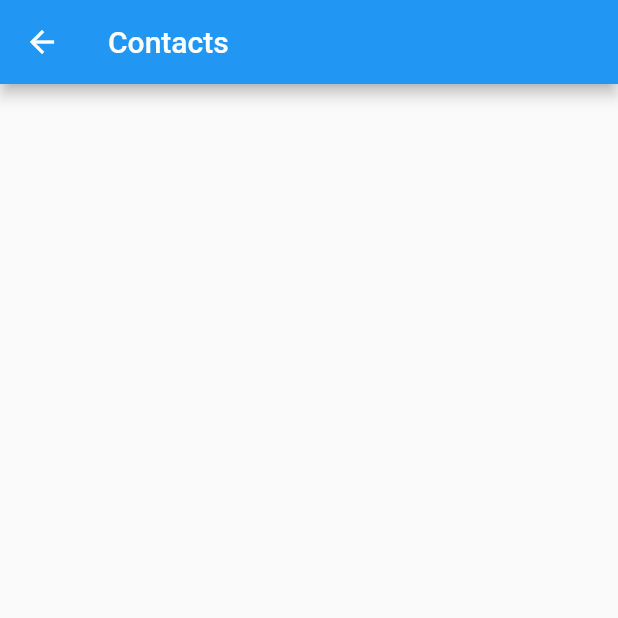
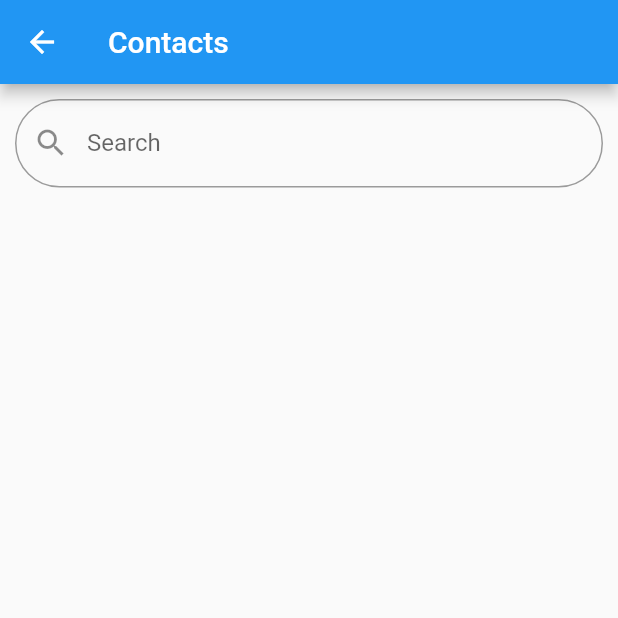
Before and after one commit to Porkyypork/Orbital2020_GoDutch, a Flutter app: the ContactsPage screen opened by its route, on a phone screen of 412 x 824 dp, the top half of it. Run offline on Flutter 3.47's test engine with Material 2 defaults, Android fonts, the phone set to English and light mode, and no system bars; our stand-ins replace cloud_firestore, contacts_service, firebase_auth, flutter_spinkit, google_sign_in, permission_handler; accounts and stored records are empty; network calls fail.

Commit message:
Added search function for contacts

```diff
--- a/lib/screens/authenticate/register.dart
+++ b/lib/screens/authenticate/register.dart
@@ -12,6 +12,7 @@ class Register extends StatefulWidget {
 }
 
 class _RegisterState extends State<Register> {
+
   String name = '';
   String phoneNumber = '';
   String email = '';
--- a/lib/screens/pages/ContactsPage.dart
+++ b/lib/screens/pages/ContactsPage.dart
@@ -6,7 +6,6 @@ import 'package:contacts_service/contacts_service.dart';
 import 'package:provider/provider.dart';
 
 class ContactsPage extends StatefulWidget {
-
   final String groupUID;
 
   ContactsPage({this.groupUID});
@@ -16,43 +15,83 @@ class ContactsPage extends StatefulWidget {
 }
 
 class _ContactsPageState extends State<ContactsPage> {
-
   final String groupUID;
-  Iterable<Contact> _contacts;
+  Iterable<Contact> _contactsAll;
   final Firestore db = Firestore.instance;
-
+  List<Contact> contactsFiltered = [];
+  TextEditingController searchController = new TextEditingController();
 
   _ContactsPageState({this.groupUID});
 
   void initState() {
     getContacts();
     super.initState();
+    searchController.addListener(() {
+      filterContacts();
+    });
   }
 
   Future<void> getContacts() async {
     final Iterable<Contact> contacts = await ContactsService.getContacts();
     setState(() => {
-          _contacts = contacts,
+          _contactsAll = contacts,
         });
+  }
+
+  filterContacts() {
+    List<Contact> _contacts = [];
+    _contacts.addAll(_contactsAll);
+    if (searchController.text.isNotEmpty) {
+      _contacts.retainWhere((contact) {
+        String searchTerm = searchController.text.toLowerCase();
+        String contactName = contact.displayName.toLowerCase();
+        return contactName.contains(searchTerm);
+      });
+      setState(() {
+        contactsFiltered = _contacts;
+      });
+    }
   }
 
   @override
   Widget build(BuildContext context) {
-
     final user = Provider.of<UserDetails>(context);
+    bool isSearching = searchController.text.isNotEmpty;
 
     return Scaffold(
-      appBar: AppBar(title: Text('Contacts'),
+      appBar: AppBar(
+        title: Text('Contacts'),
         actions: <Widget>[
           // doneButton(),
         ],
       ),
-
-      body: _contacts != null
-          ? ListView.builder(
-              itemCount: _contacts?.length ?? 0,
+      body: _contactsAll != null
+          ? Container(
+              padding: EdgeInsets.all(10),
+              child: Column(
+                children: <Widget>[
+                  Container(
+                    child: TextField(
+                      controller: searchController,
+                      decoration: InputDecoration(
+                        labelText: 'Search',
+                        border: new OutlineInputBorder(
+                          borderRadius: BorderRadius.all(Radius.circular(1000)),
+                          borderSide: BorderSide(color: Colors.red),
+                        ),
+                        prefixIcon: Icon(Icons.search),
+                      ),
+                    ),
+                  ),
+                  Expanded(
+                    child: ListView.builder(
+                      itemCount: isSearching
+                          ? contactsFiltered.length
+                          : _contactsAll.length ?? 0,
                       itemBuilder: (BuildContext context, int index) {
-                Contact contact = _contacts?.elementAt(index);
+                        Contact contact = isSearching
+                            ? contactsFiltered[index]
+                            : _contactsAll.elementAt(index);
                         return Dismissible(
                           key: UniqueKey(),
                           background: _addBackground(),
@@ -61,22 +100,29 @@ class _ContactsPageState extends State<ContactsPage> {
                             _addMessage(context, contact.displayName);
                           },
                           child: ListTile(
-                    contentPadding:
-                        const EdgeInsets.symmetric(vertical: 2, horizontal: 18),
-                    leading:
-                        (contact.avatar != null && contact.avatar.isNotEmpty)
+                            contentPadding: const EdgeInsets.symmetric(
+                                vertical: 2, horizontal: 18),
+                            leading: (contact.avatar != null &&
+                                    contact.avatar.isNotEmpty)
                                 ? CircleAvatar(
-                                backgroundImage: MemoryImage(contact.avatar),
+                                    backgroundImage:
+                                        MemoryImage(contact.avatar),
                                   )
                                 : CircleAvatar(
                                     child: Text(contact.initials()),
-                                backgroundColor: Theme.of(context).accentColor,
+                                    backgroundColor:
+                                        Theme.of(context).accentColor,
                                   ),
                             title: Text(contact.displayName ?? ''),
-                    subtitle: Text(contact.phones.first.value.toString()),
+                            subtitle:
+                                Text(contact.phones.first.value.toString()),
                           ),
                         );
                       },
+                    ),
+                  ),
+                ],
+              ),
             )
           : Center(child: Loading()),
     );
@@ -95,10 +141,9 @@ class _ContactsPageState extends State<ContactsPage> {
   Widget doneButton() {
     return FlatButton(
         child: Text('Done'),
-      onPressed : () {
+        onPressed: () {
           // implement function
-      }
-    );
+        });
   }
 
   void _addMessage(context, String contact) {
@@ -109,14 +154,16 @@ class _ContactsPageState extends State<ContactsPage> {
 
   void addGroupMember(Contact contact, String groupUID, String userUID) async {
     print(userUID + " " + groupUID + " " + contact.displayName);
-    try{
-     await db.collection('users')
-      .document(userUID).collection('groups')
+    try {
+      await db
+          .collection('users')
+          .document(userUID)
+          .collection('groups')
           .document(groupUID)
           .collection('members')
           .add({
-        'Name' : contact.displayName,
-        'Number' : contact.phones.first.value.toString(),
+        'Name': contact.displayName,
+        'Number': contact.phones.first.value.toString(),
       });
     } catch (e) {
       print(e.toString());
```
Also changed, not shown: lib/screens/pages/homepage/GroupListView.dart (+4 -4 lines). Lines whose indentation alone changed are shown as unchanged.
